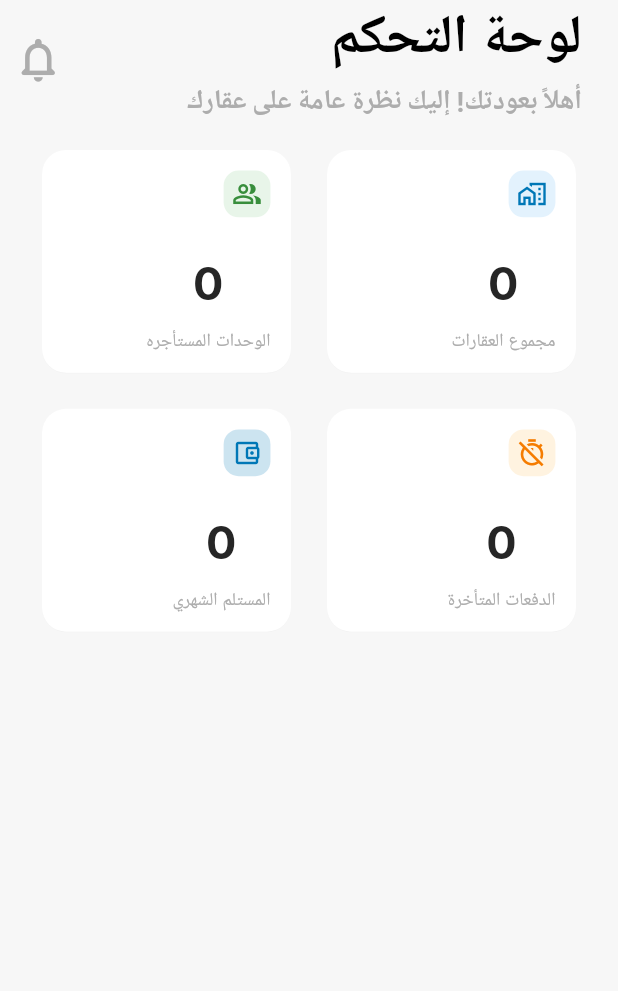
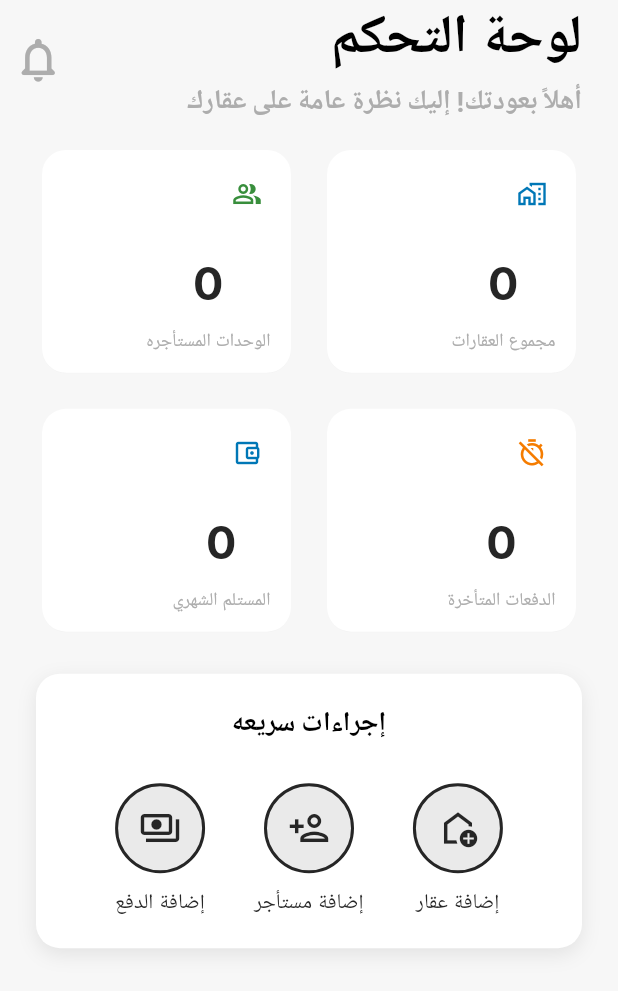
Before and after one commit to Mwadei/eaqarati-app, a Flutter app: the screen it shows after launch, on a phone screen of 412 x 824 dp. Shown: the top 991 px of the screen. Run offline on Flutter 3.47's test engine with Material 3 defaults, Android fonts, the phone set to English and light mode, and no system bars; our stand-ins replace bloc, dartz, easy_localization, equatable, flutter_bloc, flutter_hooks and 8 more; accounts and stored records are empty.

Commit message:
built quick action card

```diff
--- a/assets/translations/ar.json
+++ b/assets/translations/ar.json
@@ -10,7 +10,11 @@
         "total_properties": "مجموع العقارات",
         "occupied_units": "الوحدات المستأجره",
         "overdue_payments": "الدفعات المتأخرة",
-        "monthly_recipient": "المستلم الشهري"
+        "monthly_recipient": "المستلم الشهري",
+        "quick_actions": "إجراءات سريعه",
+        "add_property": "إضافة عقار",
+        "add_tenant": "إضافة مستأجر",
+        "add_payment": "إضافة الدفع"
     },
     "auth": {
         "login_title": "تسجيل الدخول",
--- a/assets/translations/en.json
+++ b/assets/translations/en.json
@@ -7,10 +7,14 @@
     "dashboard": {
         "title" : "Dashboard",
         "Welcome": "Welcome back! Here`s your property overview",
-        "total_properties": "Total properties",
-        "occupied_units":"Occupied units",
+        "total_properties": "Total Properties",
+        "occupied_units":"Occupied Units",
         "overdue_payments": "Overdue Payments",
-        "monthly_recipient": "Monthly recipient"
+        "monthly_recipient": "Monthly Recipient",
+        "quick_actions": "Quick Actions",
+        "add_property": "Add Property",
+        "add_tenant": "Add Tenant",
+        "add_payment": "Add Payment"
     },
     "auth": {
         "login_title": "Login",
--- a/lib/config/app_theme.dart
+++ b/lib/config/app_theme.dart
@@ -53,6 +53,7 @@ class AppTheme {
   static const IconThemeData _lightIconTheme = IconThemeData(
     color: Color(0xFF262626),
   );
+  static const Color _lightShadowColor = Color(0x15000000);
   static final OutlinedButtonThemeData _lightOutlinedButtonTheme =
       OutlinedButtonThemeData(
         style: OutlinedButton.styleFrom(
@@ -105,6 +106,7 @@ class AppTheme {
   static const IconThemeData _darkIconTheme = IconThemeData(
     color: Color(0xFFADADAD),
   );
+  static const Color _darkShadowColor = Color(0x15FFFFFF);
   static final OutlinedButtonThemeData _darkOutlinedButtonTheme =
       OutlinedButtonThemeData(
         style: OutlinedButton.styleFrom(
@@ -174,6 +176,7 @@ class AppTheme {
         onSurface: _lightOnSurfaceColor,
         secondary: _lightSecondaryColor,
         tertiary: _lightTertiaryColor,
+        shadow: _lightShadowColor,
       ),
       iconTheme: _lightIconTheme,
       outlinedButtonTheme: _lightOutlinedButtonTheme,
@@ -208,6 +211,7 @@ class AppTheme {
         onSurface: _darkOnSurfaceColor,
         secondary: _darkSecondaryColor,
         tertiary: _darkTertiaryColor,
+        shadow: _darkShadowColor,
       ),
       iconTheme: _darkIconTheme,
       outlinedButtonTheme: _darkOutlinedButtonTheme,
--- a/lib/features/presentation/pages/home/home_screen.dart
+++ b/lib/features/presentation/pages/home/home_screen.dart
@@ -4,6 +4,7 @@ import 'package:eaqarati_app/features/presentation/blocs/lease/lease_bloc.dart';
 import 'package:eaqarati_app/features/presentation/blocs/property/property_bloc.dart';
 import 'package:eaqarati_app/features/presentation/blocs/scheduled_payment/scheduled_payment_bloc.dart';
 import 'package:eaqarati_app/features/presentation/widgets/card_loading_shimmer.dart';
+import 'package:eaqarati_app/features/presentation/widgets/quick_action_button.dart';
 import 'package:eaqarati_app/features/presentation/widgets/summary_card.dart';
 import 'package:easy_localization/easy_localization.dart';
 import 'package:flutter/material.dart';
@@ -106,6 +107,29 @@ class HomeScreen extends HookWidget {
                   crossAxisAlignment: CrossAxisAlignment.center,
                   children: [
                     _buildSummaryCards(context, overallAnimationController),
+                    const SizedBox(height: kVerticalSpaceMedium * 1.5),
+                    _buildQuickActions(
+                      context,
+                      textTheme,
+                      colorScheme,
+                      overallAnimationController,
+                    ),
+                    // const SizedBox(height: kVerticalSpaceMedium * 1.5),
+                    // _buildRecentActivity(
+                    //   context,
+                    //   textTheme,
+                    //   colorScheme,
+                    //   recentActivities.value,
+                    //   listEntranceAnimationController,
+                    // ),
+                    // const SizedBox(height: kVerticalSpaceMedium * 1.5),
+                    // _buildUpcomingReminders(
+                    //   context,
+                    //   textTheme,
+                    //   colorScheme,
+                    //   listEntranceAnimationController,
+                    // ),
+                    // const SizedBox(height: kVerticalSpaceMedium * 2),
                   ],
                 ),
               ),
@@ -198,7 +222,7 @@ class HomeScreen extends HookWidget {
             return SummaryCard(
               icon: Icons.home_work_outlined,
               iconColor: Theme.of(context).primaryColor,
-              iconBgColor: Colors.blue.shade50,
+              iconBgColor: Colors.transparent,
               count: count,
               label: 'dashboard.total_properties'.tr(),
               animationController: animationController,
@@ -225,7 +249,7 @@ class HomeScreen extends HookWidget {
             return SummaryCard(
               icon: Icons.people_alt_outlined,
               iconColor: Colors.green.shade700,
-              iconBgColor: Colors.green.shade50,
+              iconBgColor: Colors.transparent,
               count: count,
               label: 'dashboard.occupied_units'.tr(),
               animationController: animationController,
@@ -238,6 +262,9 @@ class HomeScreen extends HookWidget {
           builder: (context, state) {
             String count = "0";
             Widget? loadingWidget;
+            if (state is ScheduledPaymentLoading) {
+              loadingWidget = const CardLoadingShimmer();
+            }
             if (state is ScheduledPaymentsLoaded && state.props.isNotEmpty) {
               // Check props for specific list if bloc handles multiple
               final overdue =
@@ -252,13 +279,10 @@ class HomeScreen extends HookWidget {
                       .toList();
               count = overdue.length.toString();
             }
-            if (state is ScheduledPaymentLoading) {
-              loadingWidget = const CardLoadingShimmer();
-            }
             return SummaryCard(
               icon: Icons.timer_off_outlined, // Changed icon
               iconColor: Colors.orange.shade700,
-              iconBgColor: Colors.orange.shade50,
+              iconBgColor: Colors.transparent,
               count: count,
               label: 'dashboard.overdue_payments'.tr(),
               animationController: animationController,
@@ -284,7 +308,7 @@ class HomeScreen extends HookWidget {
                             p.status == ScheduledPaymentStatus.partiallyPaid),
                   )
                   .fold(0.0, (sum, item) => sum + item.amountPaidSoFar);
-              countText = '${NumberFormat("#,##0", "en_US").format(revenue)}';
+              countText = NumberFormat("#,##0", "en_US").format(revenue);
             }
             if (state is ScheduledPaymentLoading) {
               loadingWidget = const CardLoadingShimmer();
@@ -292,9 +316,7 @@ class HomeScreen extends HookWidget {
             return SummaryCard(
               icon: Icons.account_balance_wallet_outlined,
               iconColor: Theme.of(context).colorScheme.primary,
-              iconBgColor: Theme.of(
-                context,
-              ).colorScheme.primaryContainer.withOpacity(0.2),
+              iconBgColor: Colors.transparent,
               count: countText,
               label: 'dashboard.monthly_recipient'.tr(),
               animationController: animationController,
@@ -306,4 +328,90 @@ class HomeScreen extends HookWidget {
       ],
     );
   }
+
+  _buildQuickActions(
+    BuildContext context,
+    TextTheme textTheme,
+    ColorScheme colorScheme,
+    AnimationController overallAnimationController,
+  ) {
+    final actionAnimation = Tween<double>(begin: 0.0, end: 1.0).animate(
+      CurvedAnimation(
+        parent: overallAnimationController,
+        curve: const Interval(0.3, 1.0, curve: Curves.easeOut),
+      ),
+    );
+
+    return AnimatedBuilder(
+      animation: actionAnimation,
+      builder:
+          (context, child) =>
+              Opacity(opacity: actionAnimation.value, child: child),
+      child: Container(
+        width: double.infinity,
+        decoration: BoxDecoration(
+          color: colorScheme.surface,
+          boxShadow: [
+            BoxShadow(
+              blurRadius: 10,
+              color: colorScheme.shadow,
+              offset: Offset(0, 4),
+            ),
+          ],
+          borderRadius: BorderRadius.circular(16),
+        ),
+        child: Padding(
+          padding: const EdgeInsets.all(20.0),
+          child: Column(
+            crossAxisAlignment: CrossAxisAlignment.center,
+            children: [
+              Text(
+                'dashboard.quick_actions'.tr(),
+                style: textTheme.titleMedium?.copyWith(
+                  fontWeight: FontWeight.w600,
+                  color: colorScheme.onBackground,
+                ),
+              ),
+              const SizedBox(height: kVerticalSpaceMedium),
+              Row(
+                mainAxisAlignment: MainAxisAlignment.spaceEvenly,
+                children: [
+                  QuickActionButton(
+                    icon: Icons.add_home_outlined,
+                    label: 'dashboard.add_property'.tr(),
+                    onTap: () {},
+                  ),
+                  QuickActionButton(
+                    icon: Icons.person_add_outlined,
+                    label: 'dashboard.add_tenant'.tr(),
+                    onTap: () {},
+                  ),
+                  QuickActionButton(
+                    icon: Icons.payments_outlined,
+                    label: 'dashboard.add_payment'.tr(),
+                    onTap: () {},
+                  ),
+                ],
+              ),
+            ],
+          ),
+        ),
+      ),
+    );
+  }
+
+  _buildRecentActivity(
+    BuildContext context,
+    TextTheme textTheme,
+    ColorScheme colorScheme,
+    List<RecentActivityItemData> value,
+    AnimationController listEntranceAnimationController,
+  ) {}
+
+  _buildUpcomingReminders(
+    BuildContext context,
+    TextTheme textTheme,
+    ColorScheme colorScheme,
+    AnimationController listEntranceAnimationController,
+  ) {}
 }
--- /dev/null
+++ b/lib/features/presentation/widgets/quick_action_button.dart
@@ -0,0 +1,54 @@
+import 'package:flutter/material.dart';
+import 'package:flutter_hooks/flutter_hooks.dart';
+
+class QuickActionButton extends HookWidget {
+  final IconData icon;
+  final String label;
+  final VoidCallback onTap;
+  const QuickActionButton({
+    super.key,
+    required this.icon,
+    required this.label,
+    required this.onTap,
+  });
+
+  @override
+  Widget build(BuildContext context) {
+    final theme = Theme.of(context);
+    final textTheme = theme.textTheme;
+    final isPressed = useState(false);
+    return Column(
+      mainAxisAlignment: MainAxisAlignment.spaceBetween,
+      children: [
+        GestureDetector(
+          onTap: onTap,
+          onTapDown: (_) => isPressed.value = true,
+          onTapUp: (_) => isPressed.value = false,
+          onTapCancel: () => isPressed.value = false,
+          child: AnimatedScale(
+            scale: isPressed.value ? 0.9 : 1.0,
+            duration: const Duration(milliseconds: 100),
+            curve: Curves.easeOut,
+            child: Container(
+              width: 60,
+              height: 80,
+              decoration: BoxDecoration(
+                color: theme.colorScheme.shadow,
+                shape: BoxShape.circle,
+                border: Border.all(
+                  color: theme.iconTheme.color ?? Color(0xFF607D8B),
+                  width: 2,
+                ),
+              ),
+              child: Align(
+                alignment: AlignmentDirectional(0, 0),
+                child: Icon(icon, color: theme.iconTheme.color, size: 28),
+              ),
+            ),
+          ),
+        ),
+        Text(label, style: textTheme.bodyMedium?.copyWith(fontSize: 14)),
+      ],
+    );
+  }
+}
--- a/lib/features/presentation/widgets/summary_card.dart
+++ b/lib/features/presentation/widgets/summary_card.dart
@@ -54,7 +54,7 @@ class SummaryCard extends StatelessWidget {
       },
       child: Card(
         elevation: 0.2,
-        shadowColor: colorScheme.shadow.withOpacity(0.1),
+        shadowColor: colorScheme.shadow,
         shape: RoundedRectangleBorder(borderRadius: BorderRadius.circular(16)),
         color: colorScheme.surface,
         child:
```
